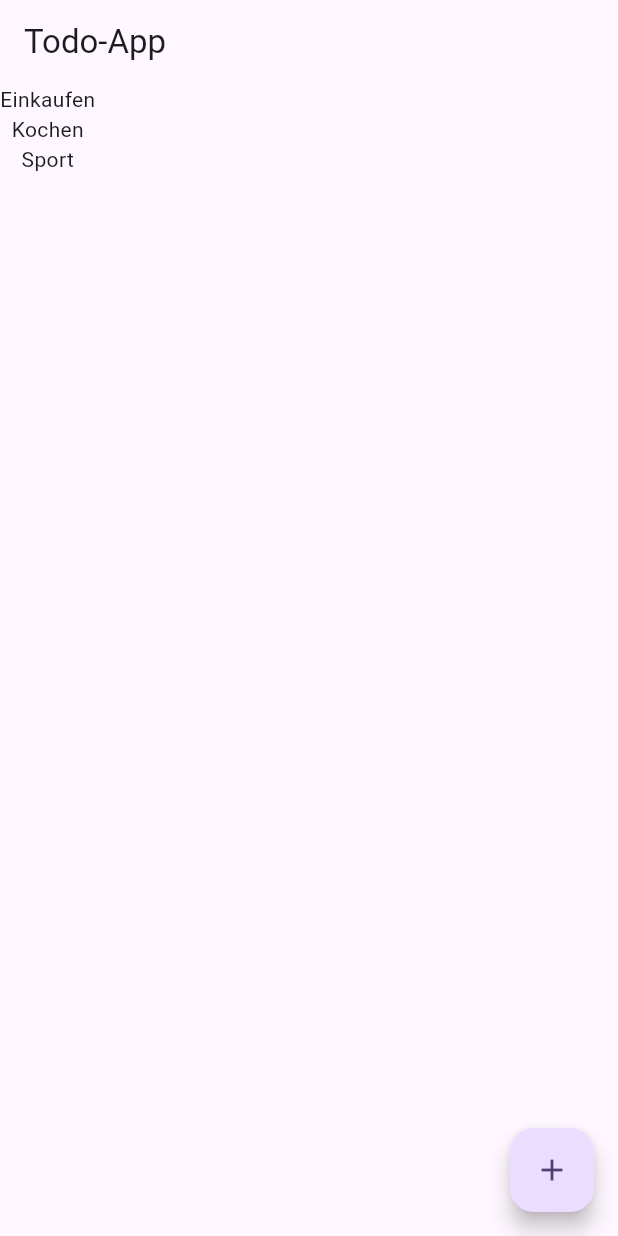
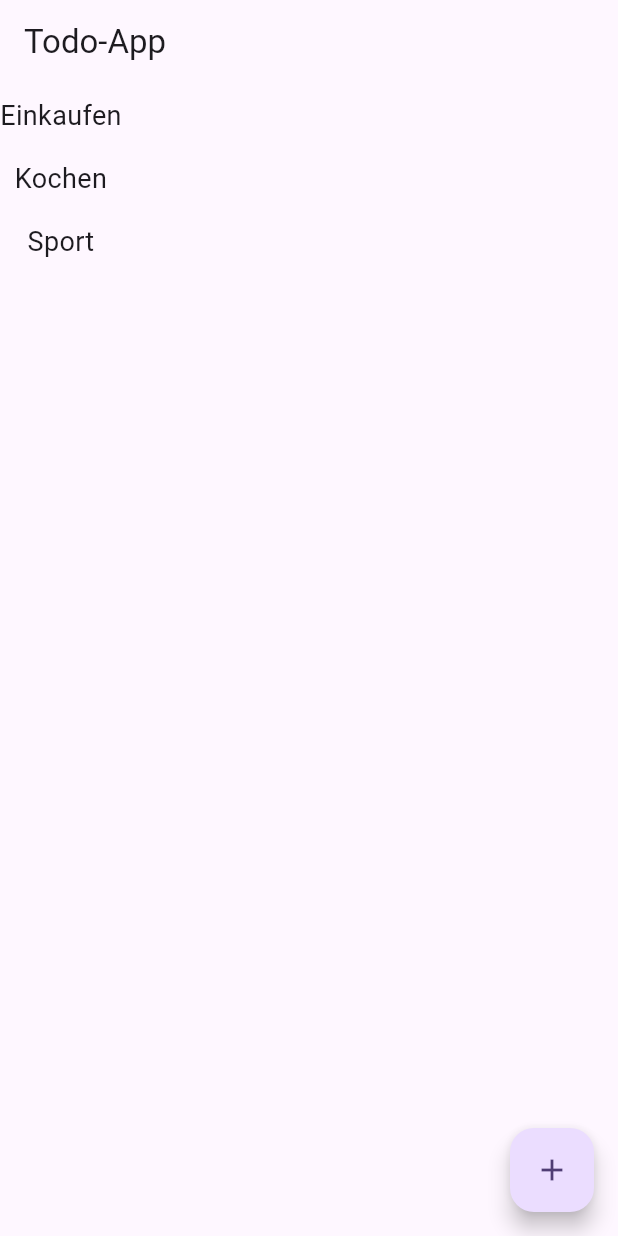
Before and after one commit to behrends/TodosFlutter, a Flutter app: the screen it shows after launch, on a phone screen of 412 x 824 dp. Run offline on Flutter 3.47's test engine with Material 3 defaults, Android fonts, the phone set to English and light mode, and no system bars.

Commit message:
TodoItem mit Style

```diff
--- a/lib/todo_item.dart
+++ b/lib/todo_item.dart
@@ -7,6 +7,12 @@ class TodoItem extends StatelessWidget {
 
   @override
   Widget build(BuildContext context) {
-    return Text(title);
+    return Padding(
+      padding: const EdgeInsets.symmetric(vertical: 8.0),
+      child: Text(
+        title,
+        style: const TextStyle(fontSize: 18),
+      ),
+    );
   }
 }
```
